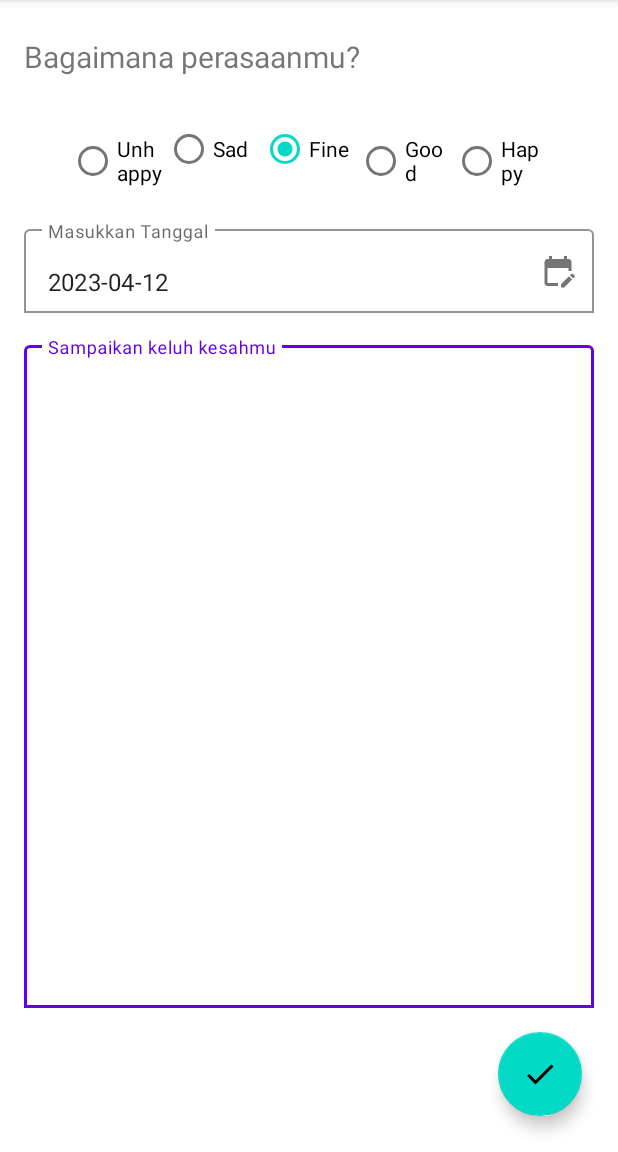
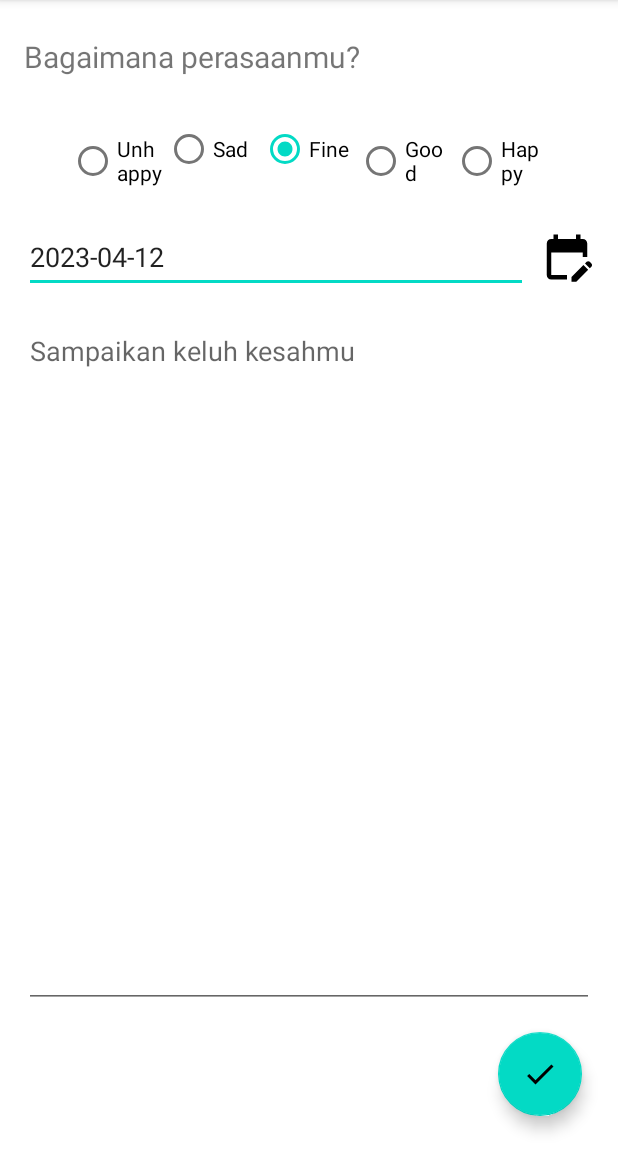
Before and after one commit to munovrizall/Ariwara_MoodTracker, an Android app: the screen it shows after launch (JournalActivity), after a tap on an icon or button, on a phone screen of 412 x 824 dp, the part 84-1236 px from its top. Run offline under Robolectric (Android 15) with nearby library versions, the phone set to English and light mode, and no system bars; our stand-ins replace Room's generated code.

Commit message:
CRUD Update bug fixed

```diff
--- a/app/src/main/java/com/artonov/ariwara/JournalActivity.kt
+++ b/app/src/main/java/com/artonov/ariwara/JournalActivity.kt
@@ -36,7 +36,7 @@ class JournalActivity : AppCompatActivity() {
     fun setupView() {
         val sdf = SimpleDateFormat("yyyy-MM-dd", Locale.getDefault())
         val currentDate = sdf.format(Date())
-        binding.tlDate.editText?.setText(currentDate)
+        binding.etDate.setText(currentDate)
 
         val intentType = intent.getIntExtra("intent_type", 0)
         when (intentType) {
@@ -65,9 +65,9 @@ class JournalActivity : AppCompatActivity() {
             etDate.setOnClickListener() {
                 getDate()
             }
-//            ivCalendar.setOnClickListener() {
-//                getDate()
-//            }
+            ivCalendar.setOnClickListener() {
+                getDate()
+            }
             fabDone.setOnClickListener() {
                 CoroutineScope(Dispatchers.IO).launch {
                     db.diaryDao().addDiary(
@@ -75,7 +75,7 @@ class JournalActivity : AppCompatActivity() {
                             0,
                             mood,
                             binding.etNote.text.toString(),
-                            binding.tlDate.editText?.text.toString()
+                            binding.etDate.text.toString()
                         )
                     )
                     finish()
@@ -88,7 +88,7 @@ class JournalActivity : AppCompatActivity() {
                             diaryId,
                             mood,
                             binding.etNote.text.toString(),
-                            binding.tlDate.editText?.text.toString()
+                            binding.etDate.text.toString()
                         )
                     )
                     finish()
@@ -103,7 +103,7 @@ class JournalActivity : AppCompatActivity() {
         CoroutineScope(Dispatchers.IO).launch {
             val diary = db.diaryDao().getDiaryById(diaryId)[0]
             binding.apply {
-                tlDate.editText?.setText(diary.date)
+                etDate.setText(diary.date)
                 etNote.setText(diary.note)
                 when (diary.mood) {
                     "Unhappy" -> binding.rbUnhappy.isChecked = true
@@ -145,7 +145,7 @@ class JournalActivity : AppCompatActivity() {
                     val dateString = SimpleDateFormat("yyyy-MM-dd", Locale.getDefault())
                         .format(selectedDate)
                     // Set tanggal yang dipilih ke TextInputEditText
-                    binding.tlDate.editText?.setText(dateString)
+                    binding.etDate.setText(dateString)
                 }
             },
             year,
--- a/app/src/main/java/com/artonov/ariwara/MainActivity.kt
+++ b/app/src/main/java/com/artonov/ariwara/MainActivity.kt
@@ -41,21 +41,18 @@ class MainActivity : AppCompatActivity() {
     override fun onCreate(savedInstanceState: Bundle?) {
         super.onCreate(savedInstanceState)
         binding = ActivityMainBinding.inflate(layoutInflater)
+        forceLightMode()
         setContentView(binding.root)
         getUsername()
         setupListener()
         setupRecyclerView()
         setupBottomNav()
-
     }
 
     override fun onStart() {
         super.onStart()
         loadData()
     }
-
-
-
 
     private fun setupListener() {
         binding.fabAdd.setOnClickListener() {
@@ -152,18 +149,18 @@ class MainActivity : AppCompatActivity() {
         }
     }
 
-//    fun forceLightMode() {
-//        val nightModeFlags = resources.configuration.uiMode and Configuration.UI_MODE_NIGHT_MASK
-//        when (nightModeFlags) {
-//            Configuration.UI_MODE_NIGHT_YES -> {
-//                // Mode gelap diaktifkan
-//                AppCompatDelegate.setDefaultNightMode(AppCompatDelegate.MODE_NIGHT_NO)
-//            }
-//            Configuration.UI_MODE_NIGHT_NO, Configuration.UI_MODE_NIGHT_UNDEFINED -> {
-//                // Mode gelap tidak diaktifkan
-//                AppCompatDelegate.setDefaultNightMode(AppCompatDelegate.MODE_NIGHT_NO)
-//            }
-//        }
-//
-//    }
+    fun forceLightMode() {
+        val nightModeFlags = resources.configuration.uiMode and Configuration.UI_MODE_NIGHT_MASK
+        when (nightModeFlags) {
+            Configuration.UI_MODE_NIGHT_YES -> {
+                // Mode gelap diaktifkan
+                AppCompatDelegate.setDefaultNightMode(AppCompatDelegate.MODE_NIGHT_NO)
+            }
+            Configuration.UI_MODE_NIGHT_NO, Configuration.UI_MODE_NIGHT_UNDEFINED -> {
+                // Mode gelap tidak diaktifkan
+                AppCompatDelegate.setDefaultNightMode(AppCompatDelegate.MODE_NIGHT_NO)
+            }
+        }
+
+    }
 }
--- a/app/src/main/res/layout/activity_journal.xml
+++ b/app/src/main/res/layout/activity_journal.xml
@@ -64,55 +64,45 @@
     </RadioGroup>
 
 
-    <com.google.android.material.textfield.TextInputLayout
-        android:id="@+id/tlDate"
+    <EditText
+        android:id="@+id/etDate"
         android:layout_width="0dp"
-        android:layout_height="wrap_content"
+        android:layout_height="48dp"
         android:layout_marginStart="16dp"
         android:layout_marginTop="16dp"
+        android:layout_marginEnd="8dp"
+        android:hint="Masukkan Tanggal"
+        app:layout_constraintEnd_toStartOf="@+id/ivCalendar"
+        app:layout_constraintStart_toStartOf="parent"
+        app:layout_constraintTop_toBottomOf="@id/rgMood" />
+
+    <ImageView
+        android:id="@+id/ivCalendar"
+        android:layout_width="36dp"
+        android:layout_height="36dp"
         android:layout_marginEnd="16dp"
-        android:hint="Masukkan Tanggal"
-        app:endIconContentDescription="Date"
-        app:endIconDrawable="@drawable/ic_calendar"
-        app:endIconMode="custom"
-        app:boxBackgroundColor="#00000000"
-        app:boxBackgroundMode="outline"
+        android:src="@drawable/ic_calendar"
+        app:layout_constraintBottom_toBottomOf="@+id/etDate"
         app:layout_constraintEnd_toEndOf="parent"
-        app:layout_constraintStart_toStartOf="parent"
-        app:layout_constraintTop_toBottomOf="@id/rgMood" >
-
-        <com.google.android.material.textfield.TextInputEditText
-            android:id="@+id/etDate"
-            android:layout_width="match_parent"
-            android:layout_height="match_parent"
-            android:focusable="false"
-            />
-    </com.google.android.material.textfield.TextInputLayout>
+        app:layout_constraintTop_toTopOf="@+id/etDate" />
 
 
-    <com.google.android.material.textfield.TextInputLayout
-        android:id="@+id/tlNote"
+    <com.google.android.material.textfield.TextInputEditText
+        android:id="@+id/etNote"
         android:layout_width="0dp"
         android:layout_height="0dp"
         android:layout_marginStart="16dp"
         android:layout_marginTop="16dp"
         android:layout_marginEnd="16dp"
         android:layout_marginBottom="16dp"
-        app:boxBackgroundColor="#00000000"
-        app:boxBackgroundMode="outline"
+        android:ems="10"
+        android:inputType="textMultiLine"
         android:hint="Sampaikan keluh kesahmu"
+        android:gravity="start"
         app:layout_constraintBottom_toTopOf="@+id/fabDone"
         app:layout_constraintEnd_toEndOf="parent"
         app:layout_constraintStart_toStartOf="parent"
-        app:layout_constraintTop_toBottomOf="@+id/tlDate">
-
-        <com.google.android.material.textfield.TextInputEditText
-            android:id="@+id/etNote"
-            android:layout_width="match_parent"
-            android:layout_height="match_parent"
-            android:inputType="textMultiLine"
-            android:gravity="start"/>
-    </com.google.android.material.textfield.TextInputLayout>
+        app:layout_constraintTop_toBottomOf="@+id/etDate" />
 
     <com.google.android.material.floatingactionbutton.FloatingActionButton
         android:id="@+id/fabDone"
```
